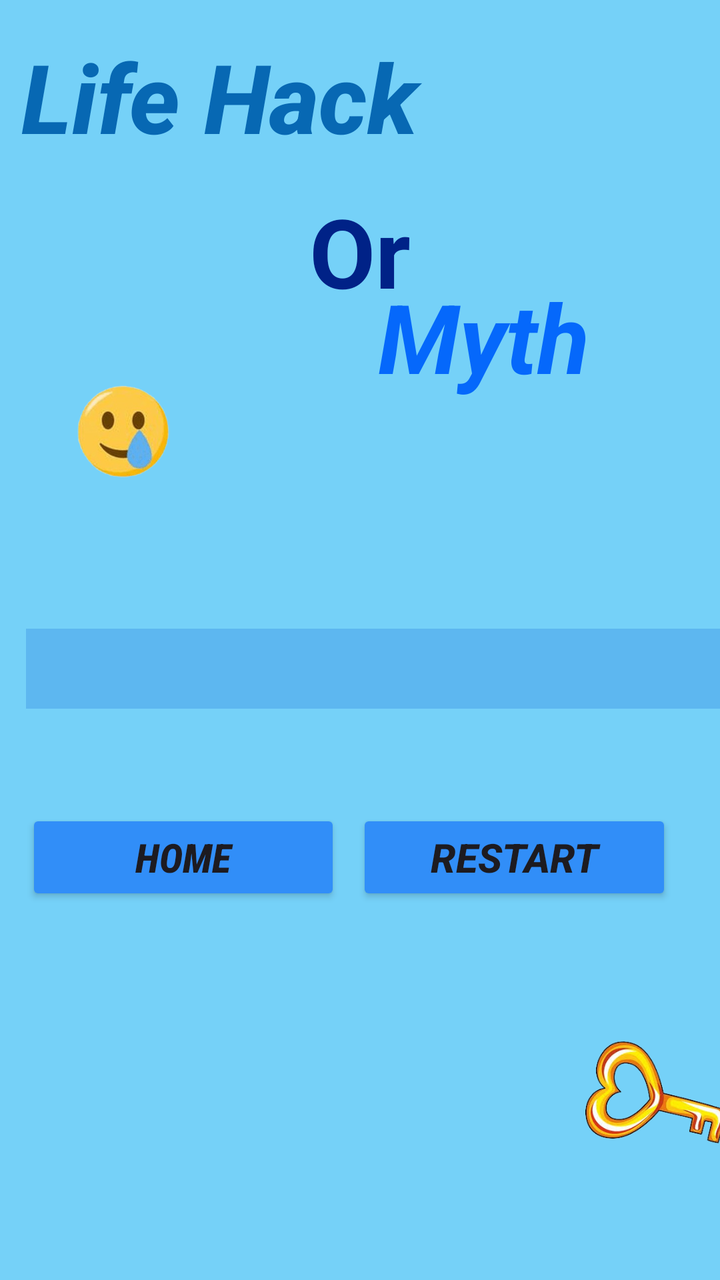
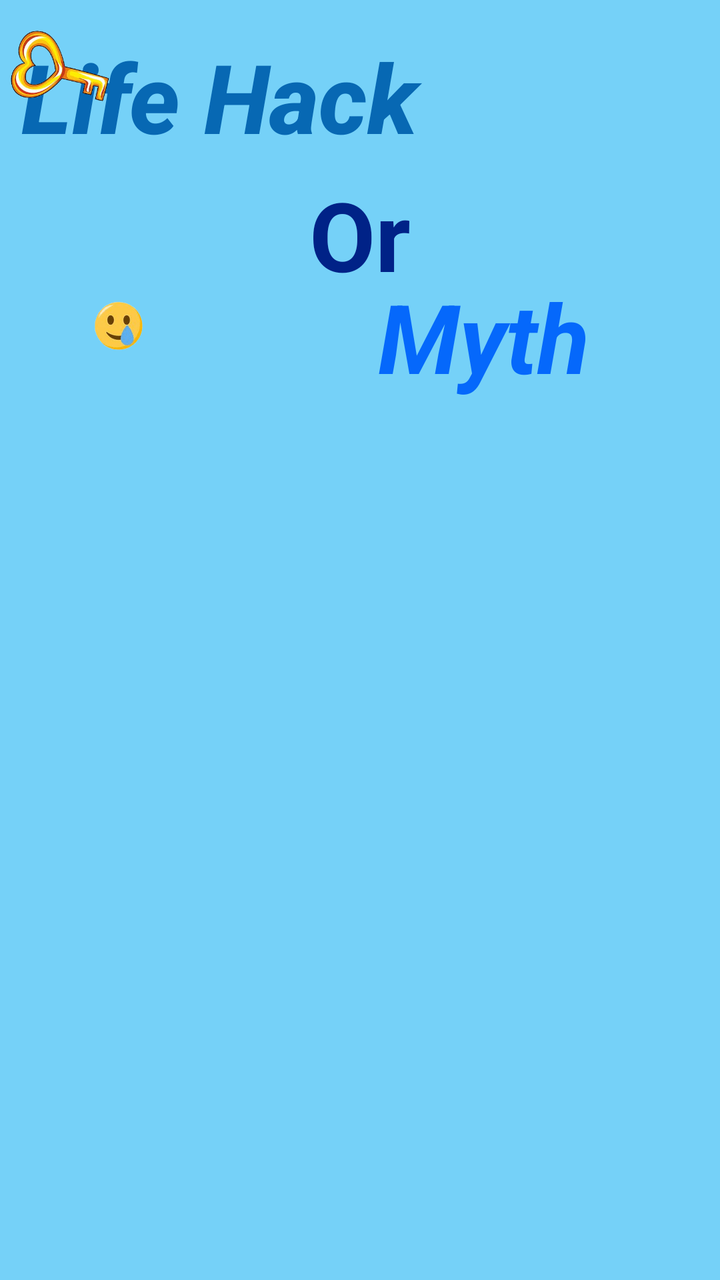

Compare the two renders of this Android layout. The source of the first and the diff that turns it into the second are given below.
<!-- AndroidManifest.xml: application theme Theme.LifeHackApp -->
<!-- res/layout/activity_review.xml -->
<?xml version="1.0" encoding="utf-8"?>
<androidx.constraintlayout.widget.ConstraintLayout xmlns:android="http://schemas.android.com/apk/res/android"
    xmlns:app="http://schemas.android.com/apk/res-auto"
    xmlns:tools="http://schemas.android.com/tools"
    android:id="@+id/main"
    android:layout_width="match_parent"
    android:layout_height="match_parent"
    tools:context=".ReviewActivity">

    <androidx.constraintlayout.widget.ConstraintLayout
        android:id="@+id/scrollView2"
        android:layout_width="0dp"
        android:layout_height="0dp"
        android:background="#75D1F8"
        app:layout_constraintBottom_toBottomOf="parent"
        app:layout_constraintEnd_toEndOf="parent"
        app:layout_constraintHorizontal_bias="1.0"
        app:layout_constraintStart_toStartOf="parent"
        app:layout_constraintTop_toTopOf="parent"
        app:layout_constraintVertical_bias="0.0"
        tools:ignore="SpeakableTextPresentCheck">

        <TextView
            android:id="@+id/textView13"
            android:layout_width="155dp"
            android:layout_height="69dp"
            android:layout_marginStart="24dp"
            android:layout_marginTop="136dp"
            android:layout_marginEnd="16dp"
            android:text="Myth"
            android:textAlignment="textEnd"
            android:textColor="#0568FB"
            android:textSize="48sp"
            android:textStyle="bold|italic"
            app:layout_constraintBottom_toTopOf="@+id/scrollViewContainer"
            app:layout_constraintEnd_toEndOf="parent"
            app:layout_constraintHorizontal_bias="1.0"
            app:layout_constraintStart_toEndOf="@+id/textView9"
            app:layout_constraintTop_toTopOf="parent"
            app:layout_constraintVertical_bias="0.0" />

        <TextView
            android:id="@+id/textView12"
            android:layout_width="wrap_content"
            android:layout_height="wrap_content"
            android:layout_marginTop="80dp"
            android:text="Or"
            android:textColor="#002287"
            android:textSize="48sp"
            android:textStyle="bold"
            app:layout_constraintBottom_toTopOf="@+id/scrollViewContainer"
            app:layout_constraintEnd_toEndOf="parent"
            app:layout_constraintStart_toStartOf="parent"
            app:layout_constraintTop_toTopOf="parent"
            app:layout_constraintVertical_bias="0.078" />

        <TextView
            android:id="@+id/textView11"
            android:layout_width="252dp"
            android:layout_height="65dp"
            android:layout_marginTop="16dp"
            android:fontFamily="sans-serif-medium"
            android:text="Life Hack "
            android:textColor="#0768B3"
            android:textSize="48sp"
            android:textStyle="bold|italic"
            app:layout_constraintBottom_toTopOf="@+id/scrollViewContainer"
            app:layout_constraintEnd_toEndOf="parent"
            app:layout_constraintHorizontal_bias="0.1"
            app:layout_constraintStart_toStartOf="parent"
            app:layout_constraintTop_toTopOf="parent"
            app:layout_constraintVertical_bias="0.0" />

        
        <ScrollView
            android:id="@+id/scrollViewContainer"
            android:layout_width="383dp"
            android:layout_height="wrap_content"
            android:layout_marginStart="13dp"
            android:layout_marginTop="16dp"
            android:layout_marginEnd="16dp"
            app:layout_constraintBottom_toTopOf="@+id/buttonsLayout"
            app:layout_constraintEnd_toEndOf="parent"
            app:layout_constraintHorizontal_bias="0.0"
            app:layout_constraintStart_toStartOf="parent"
            app:layout_constraintTop_toBottomOf="@+id/imageView6">

            <LinearLayout
                android:id="@+id/reviewLayout"
                android:layout_width="match_parent"
                android:layout_height="wrap_content"
                android:background="#5DB7F0"
                android:orientation="vertical"
                android:padding="20dp" />

        </ScrollView>

        <ImageView
            android:id="@+id/imageView6"
            android:layout_width="83dp"
            android:layout_height="75dp"
            android:layout_marginStart="35dp"
            android:layout_marginTop="64dp"
            android:layout_marginEnd="62dp"
            android:layout_marginBottom="10dp"
            app:layout_constraintBottom_toTopOf="@+id/scrollViewContainer"
            app:layout_constraintEnd_toStartOf="@+id/textView12"
            app:layout_constraintStart_toStartOf="parent"
            app:layout_constraintTop_toBottomOf="@+id/textView11"
            app:srcCompat="@drawable/pinky_removebg_preview" />

        <LinearLayout
            android:id="@+id/buttonsLayout"
            android:layout_width="match_parent"
            android:layout_height="wrap_content"
            android:layout_marginStart="13dp"
            android:layout_marginEnd="16dp"
            android:layout_marginTop="16dp"
            android:orientation="horizontal"
            app:layout_constraintBottom_toTopOf="@+id/imageView7"
            app:layout_constraintEnd_toEndOf="parent"
            app:layout_constraintStart_toStartOf="parent"
            app:layout_constraintTop_toBottomOf="@+id/scrollViewContainer">

            <Button
                android:id="@+id/homeButton"
                android:layout_width="0dp"
                android:layout_height="wrap_content"
                android:layout_marginEnd="8dp"
                android:layout_weight="1"
                android:backgroundTint="#318EF8"
                android:fontFamily="sans-serif-condensed-medium"
                android:text="Home"
                android:textSize="20sp"
                android:textStyle="bold|italic"
                app:layout_constraintEnd_toStartOf="@+id/hackButton"
                app:layout_constraintStart_toStartOf="parent"
                app:layout_constraintTop_toBottomOf="@+id/questionText"
                app:strokeColor="#014A85"
                app:strokeWidth="2dp"
                tools:ignore="HardcodedText" />

            <Button
                android:id="@+id/restartButton"
                android:layout_width="0dp"
                android:layout_height="wrap_content"
                android:layout_marginEnd="8dp"
                android:layout_weight="1"
                android:backgroundTint="#318EF8"
                android:fontFamily="sans-serif-medium"
                android:text="Restart"
                android:textSize="20sp"
                android:textStyle="bold|italic"
                app:layout_constraintEnd_toStartOf="@+id/hackButton"
                app:layout_constraintStart_toStartOf="parent"
                app:layout_constraintTop_toBottomOf="@+id/questionText"
                app:strokeColor="#014A85"
                app:strokeWidth="2dp"
                tools:ignore="HardcodedText" />

        </LinearLayout>

        <ImageView
            android:id="@+id/imageView7"
            android:layout_width="87dp"
            android:layout_height="87dp"
            android:layout_marginStart="310dp"
            android:layout_marginTop="16dp"
            android:layout_marginEnd="14dp"
            android:layout_marginBottom="16dp"
            app:layout_constraintBottom_toBottomOf="parent"
            app:layout_constraintEnd_toEndOf="parent"
            app:layout_constraintStart_toStartOf="parent"
            app:layout_constraintTop_toBottomOf="@+id/buttonsLayout"
            app:srcCompat="@drawable/key_removebg_preview" />

    </androidx.constraintlayout.widget.ConstraintLayout>

</androidx.constraintlayout.widget.ConstraintLayout>
<!-- resources referenced by this layout -->
<resources>
  <!-- drawable key_removebg_preview: png bitmap (drawable, 54929 bytes) -->
  <!-- drawable pinky_removebg_preview: png bitmap (drawable, 58919 bytes) -->
  <style name="Theme.LifeHackApp" parent="Base.Theme.LifeHackApp" />
  <style name="Base.Theme.LifeHackApp" parent="Theme.Material3.DayNight.NoActionBar">
          
          
      </style>
</resources>

<!-- the commit's change to res/layout/activity_review.xml (unified diff, before → after) -->
@@ -37,7 +37,8 @@
             app:layout_constraintHorizontal_bias="1.0"
             app:layout_constraintStart_toEndOf="@+id/textView9"
             app:layout_constraintTop_toTopOf="parent"
-            app:layout_constraintVertical_bias="0.0" />
+            app:layout_constraintVertical_bias="0.0"
+            tools:ignore="HardcodedText,UnknownIdInLayout" />
 
         <TextView
             android:id="@+id/textView12"
@@ -52,7 +53,8 @@
             app:layout_constraintEnd_toEndOf="parent"
             app:layout_constraintStart_toStartOf="parent"
             app:layout_constraintTop_toTopOf="parent"
-            app:layout_constraintVertical_bias="0.078" />
+            app:layout_constraintVertical_bias="0.078"
+            tools:ignore="HardcodedText" />
 
         <TextView
             android:id="@+id/textView11"
@@ -69,13 +71,14 @@
             app:layout_constraintHorizontal_bias="0.1"
             app:layout_constraintStart_toStartOf="parent"
             app:layout_constraintTop_toTopOf="parent"
-            app:layout_constraintVertical_bias="0.0" />
+            app:layout_constraintVertical_bias="0.0"
+            tools:ignore="HardcodedText" />
 
         
         <ScrollView
             android:id="@+id/scrollViewContainer"
             android:layout_width="383dp"
-            android:layout_height="wrap_content"
+            android:layout_height="0dp"
             android:layout_marginStart="13dp"
             android:layout_marginTop="16dp"
             android:layout_marginEnd="16dp"
@@ -85,6 +88,7 @@
             app:layout_constraintStart_toStartOf="parent"
             app:layout_constraintTop_toBottomOf="@+id/imageView6">
 
+            
             <LinearLayout
                 android:id="@+id/reviewLayout"
                 android:layout_width="match_parent"
@@ -97,17 +101,19 @@
 
         <ImageView
             android:id="@+id/imageView6"
-            android:layout_width="83dp"
-            android:layout_height="75dp"
+            android:layout_width="51dp"
+            android:layout_height="37dp"
             android:layout_marginStart="35dp"
             android:layout_marginTop="64dp"
             android:layout_marginEnd="62dp"
             android:layout_marginBottom="10dp"
             app:layout_constraintBottom_toTopOf="@+id/scrollViewContainer"
             app:layout_constraintEnd_toStartOf="@+id/textView12"
+            app:layout_constraintHorizontal_bias="0.0"
             app:layout_constraintStart_toStartOf="parent"
             app:layout_constraintTop_toBottomOf="@+id/textView11"
-            app:srcCompat="@drawable/pinky_removebg_preview" />
+            app:srcCompat="@drawable/pinky_removebg_preview"
+            tools:ignore="ContentDescription" />
 
         <LinearLayout
             android:id="@+id/buttonsLayout"
@@ -138,7 +144,7 @@
                 app:layout_constraintTop_toBottomOf="@+id/questionText"
                 app:strokeColor="#014A85"
                 app:strokeWidth="2dp"
-                tools:ignore="HardcodedText" />
+                tools:ignore="ButtonStyle,HardcodedText" />
 
             <Button
                 android:id="@+id/restartButton"
@@ -156,23 +162,18 @@
                 app:layout_constraintTop_toBottomOf="@+id/questionText"
                 app:strokeColor="#014A85"
                 app:strokeWidth="2dp"
-                tools:ignore="HardcodedText" />
+                tools:ignore="ButtonStyle,HardcodedText" />
 
         </LinearLayout>
 
         <ImageView
             android:id="@+id/imageView7"
-            android:layout_width="87dp"
-            android:layout_height="87dp"
-            android:layout_marginStart="310dp"
-            android:layout_marginTop="16dp"
-            android:layout_marginEnd="14dp"
-            android:layout_marginBottom="16dp"
-            app:layout_constraintBottom_toBottomOf="parent"
-            app:layout_constraintEnd_toEndOf="parent"
-            app:layout_constraintStart_toStartOf="parent"
-            app:layout_constraintTop_toBottomOf="@+id/buttonsLayout"
-            app:srcCompat="@drawable/key_removebg_preview" />
+            android:layout_width="60dp"
+            android:layout_height="66dp"
+            app:srcCompat="@drawable/key_removebg_preview"
+            tools:ignore="ContentDescription,MissingConstraints"
+            tools:layout_editor_absoluteX="337dp"
+            tools:layout_editor_absoluteY="661dp" />
 
     </androidx.constraintlayout.widget.ConstraintLayout>
 
